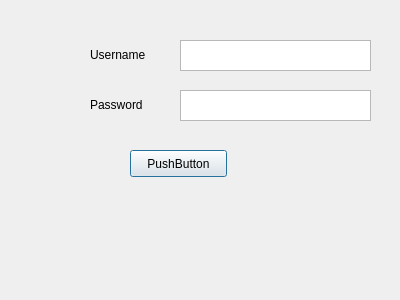
Old version of the form git-form.ui in the repository vijaynitrr/make-git-easy.
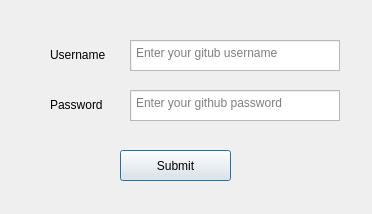
New version of the form.

Commit message: contain pull button functionality

What changed in the file:
```diff
--- a/git-form.ui
+++ b/git-form.ui
@@ -2,54 +2,108 @@
 <ui version="4.0">
  <class>Dialog</class>
  <widget class="QDialog" name="Dialog">
+  <property name="windowModality">
+   <enum>Qt::WindowModal</enum>
+  </property>
   <property name="geometry">
    <rect>
     <x>0</x>
     <y>0</y>
-    <width>400</width>
-    <height>300</height>
+    <width>372</width>
+    <height>214</height>
    </rect>
   </property>
   <property name="windowTitle">
-   <string>Dialog</string>
+   <string>Git Login</string>
   </property>
-  <widget class="QPushButton" name="pushButton">
+  <property name="modal">
+   <bool>false</bool>
+  </property>
+  <widget class="QPushButton" name="submitBtn">
    <property name="geometry">
     <rect>
-     <x>130</x>
+     <x>120</x>
      <y>150</y>
-     <width>97</width>
-     <height>27</height>
+     <width>111</width>
+     <height>31</height>
     </rect>
    </property>
    <property name="text">
-    <string>PushButton</string>
+    <string>Submit</string>
    </property>
   </widget>
-  <widget class="QTextEdit" name="name">
+  <widget class="QTextEdit" name="textName">
    <property name="geometry">
     <rect>
-     <x>180</x>
+     <x>130</x>
      <y>40</y>
-     <width>191</width>
+     <width>210</width>
      <height>31</height>
     </rect>
    </property>
+   <property name="acceptDrops">
+    <bool>true</bool>
+   </property>
+   <property name="styleSheet">
+    <string notr="true">#textName {
+padding-left: 1px;
+padding-top: 1px;
+}</string>
+   </property>
+   <property name="inputMethodHints">
+    <set>Qt::ImhMultiLine</set>
+   </property>
+   <property name="frameShadow">
+    <enum>QFrame::Sunken</enum>
+   </property>
+   <property name="horizontalScrollBarPolicy">
+    <enum>Qt::ScrollBarAlwaysOff</enum>
+   </property>
+   <property name="sizeAdjustPolicy">
+    <enum>QAbstractScrollArea::AdjustIgnored</enum>
+   </property>
+   <property name="tabChangesFocus">
+    <bool>true</bool>
+   </property>
+   <property name="lineWrapMode">
+    <enum>QTextEdit::WidgetWidth</enum>
+   </property>
+   <property name="textInteractionFlags">
+    <set>Qt::TextEditable</set>
+   </property>
+   <property name="placeholderText">
+    <string>Enter your gitub username</string>
+   </property>
   </widget>
-  <widget class="QTextEdit" name="password">
+  <widget class="QTextEdit" name="textPassword">
    <property name="geometry">
     <rect>
-     <x>180</x>
+     <x>130</x>
      <y>90</y>
-     <width>191</width>
+     <width>210</width>
      <height>31</height>
     </rect>
    </property>
+   <property name="styleSheet">
+    <string notr="true">#textPassword {
+padding-left: 1px;
+padding-top: 1px;
+}</string>
+   </property>
+   <property name="horizontalScrollBarPolicy">
+    <enum>Qt::ScrollBarAlwaysOff</enum>
+   </property>
+   <property name="tabChangesFocus">
+    <bool>true</bool>
+   </property>
+   <property name="placeholderText">
+    <string>Enter your github password</string>
+   </property>
   </widget>
   <widget class="QLabel" name="label">
    <property name="geometry">
     <rect>
-     <x>90</x>
+     <x>50</x>
      <y>45</y>
      <width>81</width>
      <height>20</height>
@@ -62,7 +116,7 @@
   <widget class="QLabel" name="label_2">
    <property name="geometry">
     <rect>
-     <x>90</x>
+     <x>50</x>
      <y>95</y>
      <width>81</width>
      <height>20</height>
```
The commit also changes 8 other files.
